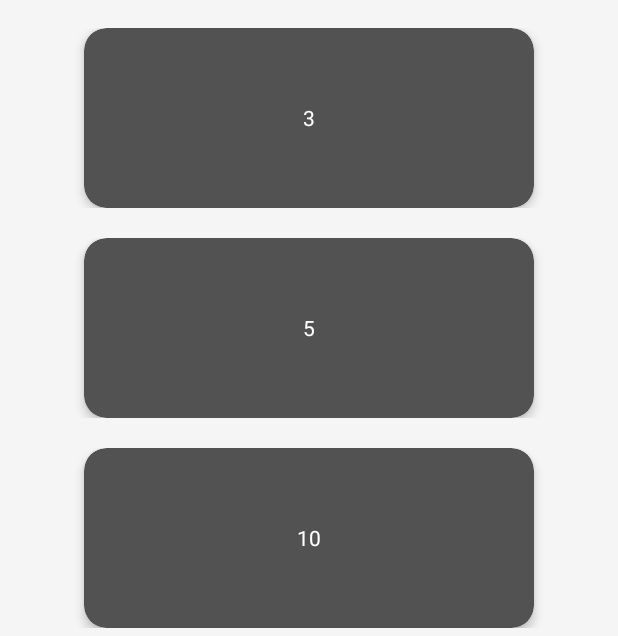
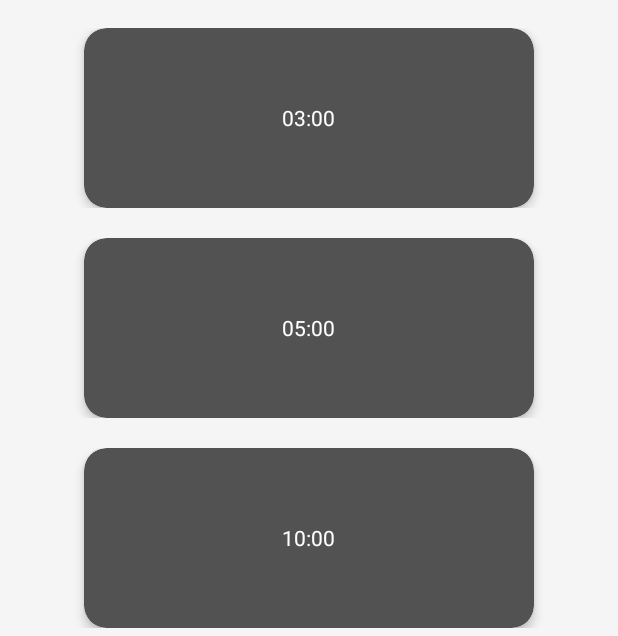
Before and after one commit to Serdiuk-Andrii/DiscMath, an Android app: the ChooseTimeTypeFragment screen opened through its navigation route, on a phone screen of 412 x 824 dp. Shown: the part 334-970 px from the top of the screen. Run offline under Robolectric (Android 15) with nearby library versions, the phone set to English and light mode, and no system bars; our stand-ins replace navigation-ui.

Commit message:
Implement the timer for the quiz fragment

```diff
--- a/app/src/main/java/com/example/discmath/entity/learning_section/LearningSection.kt
+++ b/app/src/main/java/com/example/discmath/entity/learning_section/LearningSection.kt
@@ -27,9 +27,7 @@ data class LearningSection(val name: String, val description: String, val backgr
                 description = documentSnapshot[DESCRIPTION_KEY] as String,
                 backgroundImageUrl = documentSnapshot[BACKGROUND_IMAGE_URL_KEY] as String?,
                 order = documentSnapshot[ORDER_KEY] as Long,
-                collectionPath = documentSnapshot.reference.path) {
-
-    }
+                collectionPath = documentSnapshot.reference.path)
 
     fun getLearningElementsPath(): String = "${collectionPath}/${SECTION_ELEMENTS_STORAGE_PATH}"
     fun getQuizzesPath(): String = "${collectionPath}/${SECTION_QUIZZES_STORAGE_PATH}"
--- a/app/src/main/java/com/example/discmath/ui/learning/adapters/VideoTimestampAdapter.kt
+++ b/app/src/main/java/com/example/discmath/ui/learning/adapters/VideoTimestampAdapter.kt
@@ -64,7 +64,7 @@ class VideoTimestampAdapter(private val dataset: Array<Pair<String, String>>,
         val timestamp = dataset[position]
         holder.timestampTime.text = timestamp.first
         holder.timestampTitle.text = timestamp.second
-        holder.timeInSeconds = parseTimestampToTimeInSeconds(timestamp.first)
+        holder.timeInSeconds = timestamp.first.parseTimestampToTimeInSeconds().toFloat()
         holder.itemView.setOnClickListener {
             switchCurrentTimestamp(holder)
             callback(holder.timeInSeconds, position)
--- a/app/src/main/java/com/example/discmath/ui/quizzes/choose_time/ChooseTimeTypeFragment.kt
+++ b/app/src/main/java/com/example/discmath/ui/quizzes/choose_time/ChooseTimeTypeFragment.kt
@@ -13,7 +13,7 @@ import com.example.discmath.R
 import com.example.discmath.databinding.FragmentChooseTimeTypeBinding
 import com.example.discmath.ui.quizzes.view_models.QuizPreferencesViewModel
 
-val timeOptions: Array<Int> = arrayOf(3, 5, 10)
+val timeOptions: Array<String> = arrayOf("03:00", "05:00", "10:00")
 
 class ChooseTimeTypeFragment : Fragment() {
 
@@ -40,7 +40,7 @@ class ChooseTimeTypeFragment : Fragment() {
         return root
     }
 
-    private fun itemClicked(value: Int) {
+    private fun itemClicked(value: String) {
         quizPreferencesViewModel.setTime(value)
         navController.navigate(R.id.quizPreferencesSummaryFragment)
     }
--- a/app/src/main/java/com/example/discmath/ui/quizzes/choose_time/TimeOptionAdapter.kt
+++ b/app/src/main/java/com/example/discmath/ui/quizzes/choose_time/TimeOptionAdapter.kt
@@ -7,8 +7,8 @@ import android.widget.TextView
 import androidx.recyclerview.widget.RecyclerView
 import com.example.discmath.R
 
-class TimeOptionAdapter(private val timesInMinutes: Array<Int>,
-                        private val itemClickedCallback: (Int) -> Unit):
+class TimeOptionAdapter(private val times: Array<String>,
+                        private val itemClickedCallback: (String) -> Unit):
         RecyclerView.Adapter<TimeOptionAdapter.ViewHolder>() {
 
 
@@ -27,10 +27,10 @@ class TimeOptionAdapter(private val timesInMinutes: Array<Int>,
     }
 
     override fun onBindViewHolder(holder: ViewHolder, position: Int) {
-        val timeInMinutes = timesInMinutes[position]
-        holder.timeTextView.text = timeInMinutes.toString()
+        val timeInMinutes = times[position]
+        holder.timeTextView.text = timeInMinutes
         holder.itemView.setOnClickListener { itemClickedCallback(timeInMinutes) }
     }
 
-    override fun getItemCount(): Int = timesInMinutes.size
+    override fun getItemCount(): Int = times.size
 }
--- a/app/src/main/java/com/example/discmath/ui/quizzes/view_models/QuizPreferencesViewModel.kt
+++ b/app/src/main/java/com/example/discmath/ui/quizzes/view_models/QuizPreferencesViewModel.kt
@@ -10,14 +10,14 @@ class QuizPreferencesViewModel : ViewModel() {
     private val _sectionRestrictions = MutableLiveData<Array<LearningSection>>()
     val sectionRestrictions: LiveData<Array<LearningSection>> = _sectionRestrictions
 
-    private val _time = MutableLiveData<Int>()
-    val time: LiveData<Int> = _time
+    private val _time = MutableLiveData<String>()
+    val time: LiveData<String> = _time
 
     fun setSectionRestrictions(valueToSet: Array<LearningSection>) {
         _sectionRestrictions.value = valueToSet
     }
 
-    fun setTime(valueToSet: Int) {
+    fun setTime(valueToSet: String) {
         _time.value = valueToSet
     }
 
```
Also changed, not shown: app/src/main/java/com/example/discmath/ui/learning/VideoLearningFragment.kt (+8 -7 lines), app/src/main/java/com/example/discmath/ui/quizzes/QuizFragment.kt (+64 -7 lines), app/src/main/res/layout/fragment_quiz.xml (+31 -9 lines).
